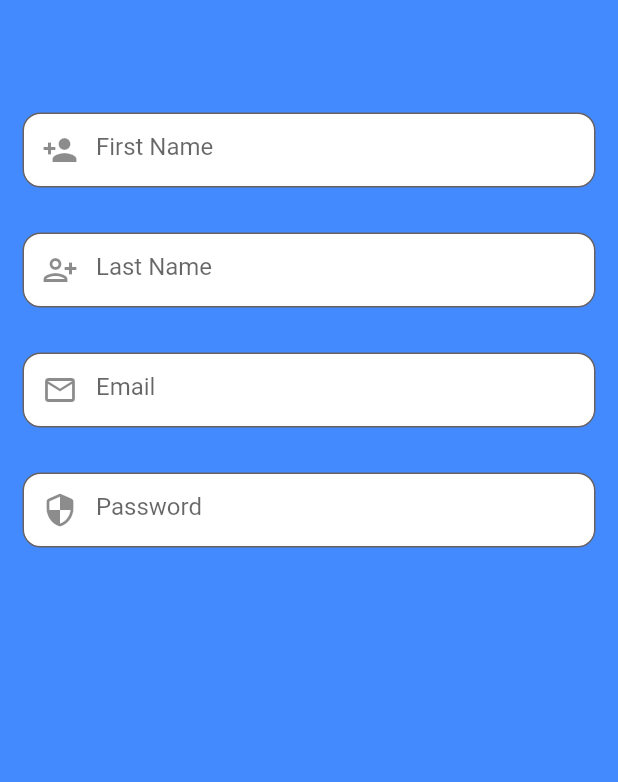
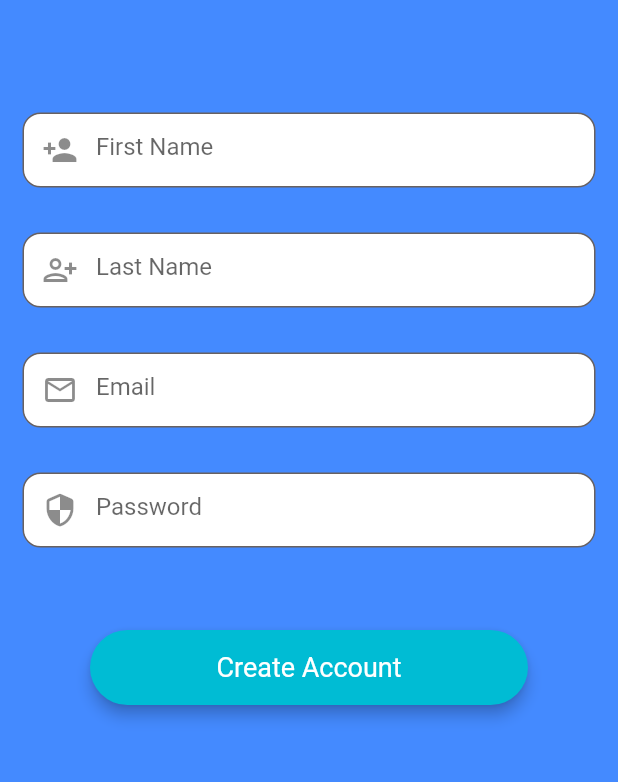
Before and after one commit to ratulsarker/LocateIT_s, a Flutter app: the SignupPage screen opened directly, on a phone screen of 412 x 824 dp, the part 198-980 px from its top. Run offline on Flutter 3.47's test engine with Material 2 defaults, Android fonts, the phone set to English and light mode, and no system bars; our stand-ins replace firebase_auth, firebase_core, flutter_dotenv, google_fonts; missing offline and left inert: google_place; accounts and stored records are empty; network calls fail.

```diff
--- a/lib/ui/login_page/body_signup.dart
+++ b/lib/ui/login_page/body_signup.dart
@@ -100,6 +100,31 @@ class _SignupPageState extends State<SignupPage> {
               ),
             ),
           ),
+          const SizedBox(height: 40),
+          //add Create Account button -----------------------------------
+          Padding(
+            padding: const EdgeInsets.symmetric(horizontal: 60.0),
+            child: SizedBox(
+              width: double.infinity,
+              height: 50,
+              child: RawMaterialButton(
+                fillColor: Colors.cyan,
+                elevation: 4.0,
+                shape: RoundedRectangleBorder(
+                    borderRadius: BorderRadius.circular(30)),
+                onPressed: () {
+                  //after clicking on login button take to homepage
+                },
+                child: const Text(
+                  "Create Account",
+                  style: TextStyle(
+                    color: Colors.white,
+                    fontSize: 18.0,
+                  ),
+                ),
+              ),
+            ),
+          ),
         ],
       ),
     );
--- a/pubspec.yaml
+++ b/pubspec.yaml
@@ -29,8 +29,11 @@ environment:
 dependencies:
   flutter:
     sdk: flutter
+
+  #Firebase
   firebase_auth: ^3.4.2
   firebase_core: ^1.19.2
+  provider: ^6.0.3
 
   # The following adds the Cupertino Icons font to your application.
   # Use with the CupertinoIcons class for iOS style icons.
```
Also changed, not shown: lib/authentication_service.dart (added, +29 -0 lines), lib/main.dart (+41 -9 lines), lib/ui/login_page/body_login.dart (+20 -7 lines), lib/ui/login_page/login_page.dart (+1 -17 lines), pubspec.lock.
